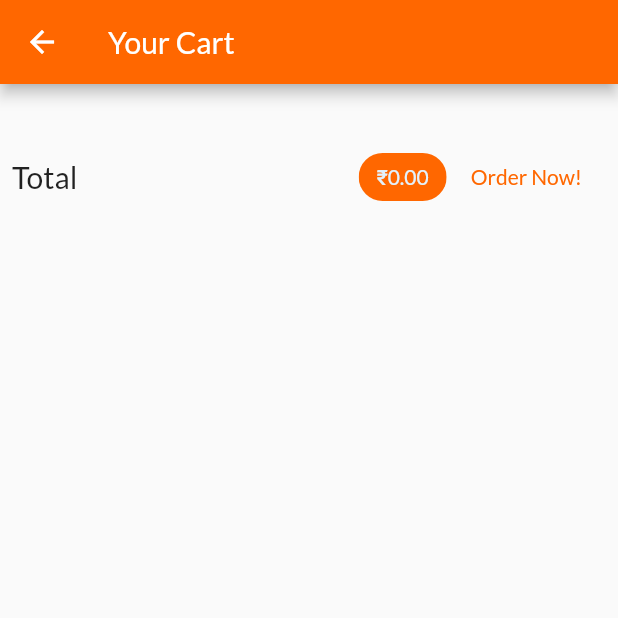
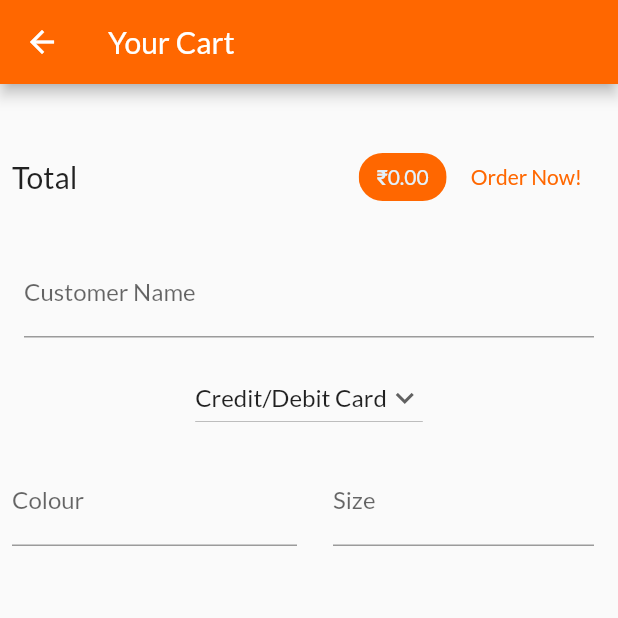
Before and after one commit to Akshit1903/EasyMi, a Flutter app: the CartScreen screen opened by its route, on a phone screen of 412 x 824 dp, the top half of it. Run offline on Flutter 3.47's test engine with Material 2 defaults, Android fonts, the phone set to English and light mode, and no system bars; our stand-ins replace shared_preferences; missing offline and left inert: app_settings, nfc_manager; accounts and stored records are empty.

Commit message:
final commit

```diff
--- a/lib/screens/auth_screen.dart
+++ b/lib/screens/auth_screen.dart
@@ -2,6 +2,7 @@ import 'dart:math';
 
 import 'package:flutter/material.dart';
 import 'package:provider/provider.dart';
+import 'package:shop_app/widgets/store_type.dart';
 import '../provider/auth.dart';
 import '../models/http_exception.dart';
 
@@ -205,10 +206,10 @@ class _AuthCardState extends State<AuthCard>
       child: AnimatedContainer(
         duration: Duration(milliseconds: 300),
         curve: Curves.decelerate,
-        height: _authMode == AuthMode.Signup ? 320 : 260,
+        height: _authMode == AuthMode.Signup ? 360 : 300,
         // height: _heightAnimation.value.height,
         constraints:
-            BoxConstraints(minHeight: _authMode == AuthMode.Signup ? 320 : 260),
+            BoxConstraints(minHeight: _authMode == AuthMode.Signup ? 360 : 300),
         width: deviceSize.width * 0.75,
         padding: EdgeInsets.all(16.0),
         child: Form(
@@ -308,6 +309,7 @@ class _AuthCardState extends State<AuthCard>
                 SizedBox(
                   height: 20,
                 ),
+                StoreType(),
                 if (_isLoading)
                   CircularProgressIndicator()
                 else
--- a/lib/screens/cart_screen.dart
+++ b/lib/screens/cart_screen.dart
@@ -1,5 +1,6 @@
 import 'package:flutter/material.dart';
 import 'package:provider/provider.dart';
+import 'package:shop_app/widgets/customer_form.dart';
 
 import '../provider/cart.dart' show Cart;
 import '../widgets/cart_item.dart';
@@ -43,6 +44,7 @@ class CartScreen extends StatelessWidget {
               ],
             ),
           ),
+          CustomerForm(),
           SizedBox(height: 10),
           Expanded(
               child: ListView.builder(
--- /dev/null
+++ b/lib/widgets/customer_form.dart
@@ -0,0 +1,109 @@
+import 'package:flutter/material.dart';
+
+class CustomerForm extends StatefulWidget {
+  @override
+  State<CustomerForm> createState() => _CustomerFormState();
+}
+
+class _CustomerFormState extends State<CustomerForm> {
+  String dropdownvalue = 'Credit/Debit Card';
+  var items = [
+    'Credit/Debit Card',
+    'UPI',
+    'Pay on Delivery',
+  ];
+  @override
+  Widget build(BuildContext context) {
+    return Column(
+      children: [
+        Container(
+          padding: EdgeInsets.all(8),
+          margin: EdgeInsets.all(8),
+          child: TextField(
+            decoration: InputDecoration(
+              labelText: 'Customer Name',
+              floatingLabelStyle: TextStyle(
+                color: Color.fromRGBO(255, 103, 0, 1),
+              ),
+              focusColor: Color.fromRGBO(255, 103, 0, 1),
+              focusedBorder: OutlineInputBorder(
+                borderSide: BorderSide(
+                  color: Color.fromRGBO(255, 103, 0, 1),
+                  style: BorderStyle.solid,
+                ),
+              ),
+            ),
+            keyboardType: TextInputType.name,
+          ),
+        ),
+        DropdownButton(
+          focusColor: Color.fromRGBO(255, 103, 0, 1),
+          value: dropdownvalue,
+          icon: const Icon(Icons.keyboard_arrow_down),
+          items: items.map((String items) {
+            return DropdownMenuItem(
+              value: items,
+              child: Text(items),
+            );
+          }).toList(),
+          onChanged: (String newValue) {
+            setState(() {
+              dropdownvalue = newValue;
+            });
+          },
+        ),
+        Container(
+          width: MediaQuery.of(context).size.width,
+          child: Row(
+            mainAxisAlignment: MainAxisAlignment.center,
+            children: [
+              Expanded(
+                child: Container(
+                  padding: const EdgeInsets.all(4.0),
+                  margin: const EdgeInsets.all(4.0),
+                  child: TextField(
+                    decoration: InputDecoration(
+                      labelText: 'Colour',
+                      floatingLabelStyle: TextStyle(
+                        color: Color.fromRGBO(255, 103, 0, 1),
+                      ),
+                      focusColor: Color.fromRGBO(255, 103, 0, 1),
+                      focusedBorder: OutlineInputBorder(
+                        borderSide: BorderSide(
+                          color: Color.fromRGBO(255, 103, 0, 1),
+                          style: BorderStyle.solid,
+                        ),
+                      ),
+                    ),
+                  ),
+                ),
+              ),
+              Expanded(
+                child: Container(
+                  padding: const EdgeInsets.all(4.0),
+                  margin: const EdgeInsets.all(12.0),
+                  child: TextField(
+                    decoration: InputDecoration(
+                      labelText: 'Size',
+                      floatingLabelStyle: TextStyle(
+                        color: Color.fromRGBO(255, 103, 0, 1),
+                      ),
+                      focusColor: Color.fromRGBO(255, 103, 0, 1),
+                      focusedBorder: OutlineInputBorder(
+                        borderSide: BorderSide(
+                          color: Color.fromRGBO(255, 103, 0, 1),
+                          style: BorderStyle.solid,
+                        ),
+                      ),
+                    ),
+                    keyboardType: TextInputType.name,
+                  ),
+                ),
+              ),
+            ],
+          ),
+        ),
+      ],
+    );
+  }
+}
```
Also changed, not shown: lib/widgets/order_item.dart (+16 -5 lines), lib/widgets/store_type.dart (added, +40 -0 lines).
